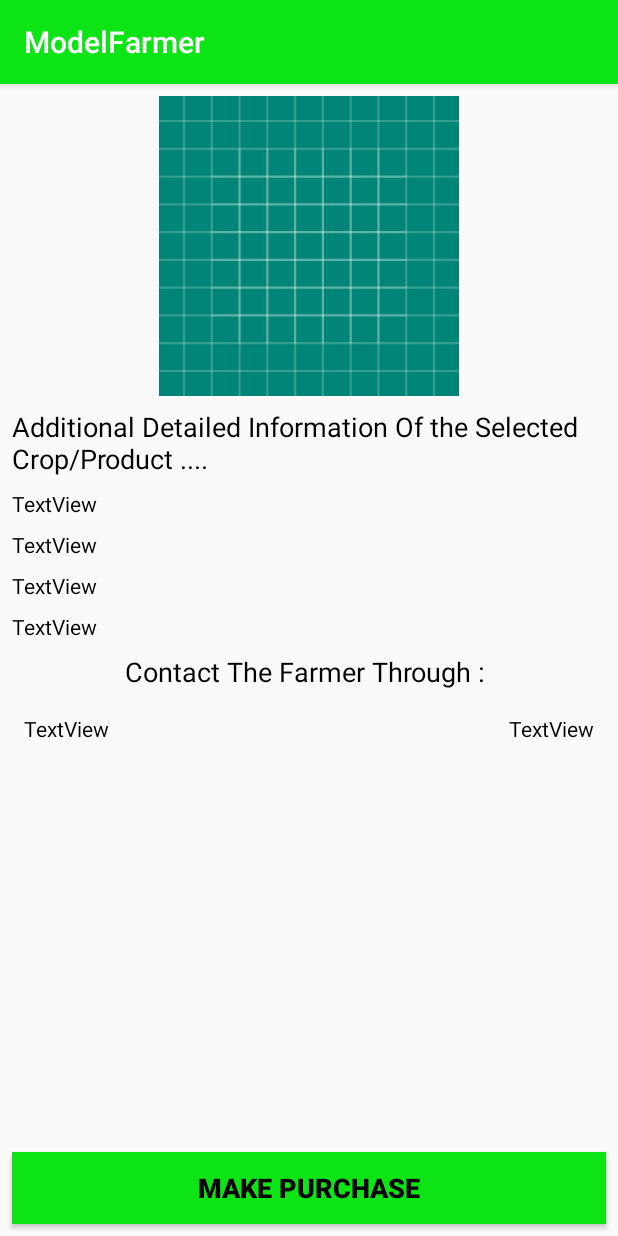
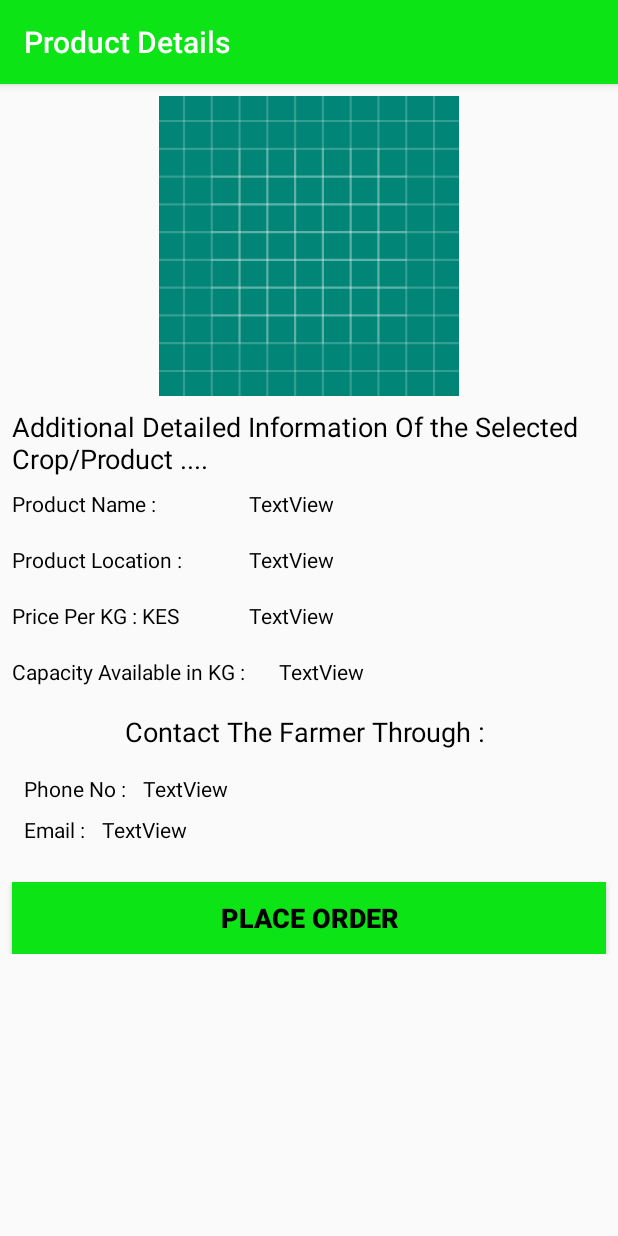
Before and after one commit to okelloEnos/Model_Products, an Android app: the Product_Details screen opened directly, with no data from a screen before it, on a phone screen of 412 x 824 dp. Run offline under Robolectric (Android 15) with nearby library versions, the phone set to English and light mode, and no system bars; our stand-ins replace Picasso.

Commit message:
Orders Section

```diff
--- a/app/src/main/res/layout/activity_product__details.xml
+++ b/app/src/main/res/layout/activity_product__details.xml
@@ -1,4 +1,7 @@
 <?xml version="1.0" encoding="utf-8"?>
+<ScrollView android:layout_height="match_parent"
+    android:layout_width="match_parent"
+    xmlns:android="http://schemas.android.com/apk/res/android">
 <androidx.constraintlayout.widget.ConstraintLayout xmlns:android="http://schemas.android.com/apk/res/android"
     xmlns:app="http://schemas.android.com/apk/res-auto"
     xmlns:tools="http://schemas.android.com/tools"
@@ -36,38 +39,113 @@
             android:textColor="@color/black"
             android:textSize="@dimen/eighteen_sp" />
 
+        <LinearLayout
+            android:layout_width="match_parent"
+            android:layout_height="wrap_content"
+            android:id="@+id/productNameLayout"
+            android:layout_marginBottom="10dp"
+            android:orientation="horizontal"
+            android:weightSum="100">
+
+            <TextView
+                android:id="@+id/tv_prdName"
+                android:layout_width="0dp"
+                android:layout_height="wrap_content"
+                android:layout_marginTop="@dimen/eight_dp"
+                android:text="Product Name : "
+                android:layout_weight="40"
+                android:textColor="@color/black" />
+
             <TextView
                 android:id="@+id/tv_detailName"
+                android:layout_width="0dp"
+                android:layout_height="wrap_content"
                 android:layout_marginTop="@dimen/eight_dp"
+                android:text="TextView"
+                android:layout_weight="60"
+                android:textColor="@color/black" />
+        </LinearLayout>
+
+        <LinearLayout
             android:layout_width="match_parent"
             android:layout_height="wrap_content"
-            android:text="TextView"
+            android:id="@+id/productLocationLayout"
+            android:layout_marginBottom="10dp"
+            android:orientation="horizontal"
+            android:weightSum="100">
+
+            <TextView
+                android:id="@+id/tv_productLocation"
+                android:layout_width="0dp"
+                android:layout_weight="40"
+                android:layout_height="wrap_content"
+                android:layout_marginTop="@dimen/eight_dp"
+                android:text="Product Location : "
                 android:textColor="@color/black" />
 
             <TextView
                 android:id="@+id/tv_detailLocation"
+                android:layout_width="0dp"
+                android:layout_weight="60"
+                android:layout_height="wrap_content"
                 android:layout_marginTop="@dimen/eight_dp"
+                android:text="TextView"
+                android:textColor="@color/black" />
+        </LinearLayout>
+
+        <LinearLayout
             android:layout_width="match_parent"
             android:layout_height="wrap_content"
-            android:text="TextView"
+            android:id="@+id/productPriceLayout"
+            android:layout_marginBottom="10dp"
+            android:orientation="horizontal"
+            android:weightSum="100">
+
+            <TextView
+                android:id="@+id/tv_productPrice"
+                android:layout_width="0dp"
+                android:layout_weight="40"
+                android:layout_height="wrap_content"
+                android:layout_marginTop="@dimen/eight_dp"
+                android:text="Price Per KG : KES "
                 android:textColor="@color/black" />
 
             <TextView
                 android:id="@+id/tv_detailPrice"
+                android:layout_width="0dp"
+                android:layout_weight="60"
+                android:layout_height="wrap_content"
                 android:layout_marginTop="@dimen/eight_dp"
+                android:text="TextView"
+                android:textColor="@color/black" />
+        </LinearLayout>
+
+    <LinearLayout
         android:layout_width="match_parent"
         android:layout_height="wrap_content"
-            android:text="TextView"
+        android:id="@+id/productCapacityLayout"
+        android:layout_marginBottom="10dp"
+        android:orientation="horizontal"
+        android:weightSum="100">
+
+        <TextView
+            android:id="@+id/tv_productCapacity"
+            android:layout_width="0dp"
+            android:layout_weight="45"
+            android:layout_marginTop="@dimen/eight_dp"
+            android:layout_height="wrap_content"
+            android:text="Capacity Available in KG : "
             android:textColor="@color/black" />
 
         <TextView
             android:id="@+id/tv_detailCapacity"
-            android:layout_width="match_parent"
+            android:layout_width="0dp"
+            android:layout_weight="55"
             android:layout_marginTop="@dimen/eight_dp"
             android:layout_height="wrap_content"
             android:text="TextView"
             android:textColor="@color/black" />
-
+    </LinearLayout>
     </LinearLayout>
 
     <TextView
@@ -83,6 +161,7 @@
         app:layout_constraintTop_toBottomOf="@id/detailLayout" />
 
     <androidx.constraintlayout.widget.ConstraintLayout
+        android:id="@+id/contactLayout"
         android:layout_width="match_parent"
         android:layout_height="wrap_content"
         android:layout_margin="@dimen/eight_dp"
@@ -91,15 +170,34 @@
         app:layout_constraintTop_toBottomOf="@id/tv_detailContact">
 
         <TextView
+            android:id="@+id/tv_staticPhone"
+            android:layout_width="wrap_content"
+            android:layout_height="wrap_content"
+            android:layout_margin="@dimen/eight_dp"
+            android:text="Phone No : "
+            android:textColor="@color/black"
+            app:layout_constraintStart_toStartOf="parent"
+            app:layout_constraintTop_toTopOf="parent" />
+
+        <TextView
             android:id="@+id/tv_detailPhone"
             android:layout_width="wrap_content"
             android:layout_height="wrap_content"
             android:layout_margin="@dimen/eight_dp"
             android:text="TextView"
             android:textColor="@color/black"
-            app:layout_constraintStart_toStartOf="parent"
+            app:layout_constraintStart_toEndOf="@id/tv_staticPhone"
             app:layout_constraintTop_toTopOf="parent" />
 
+        <TextView
+            android:id="@+id/tv_staticMail"
+            android:layout_width="wrap_content"
+            android:layout_height="wrap_content"
+            android:layout_margin="@dimen/eight_dp"
+            android:text="Email : "
+            android:textColor="@color/black"
+            app:layout_constraintStart_toStartOf="parent"
+            app:layout_constraintTop_toBottomOf="@id/tv_staticPhone" />
         <TextView
             android:id="@+id/tv_detailEmail"
             android:layout_width="wrap_content"
@@ -107,24 +205,26 @@
             android:layout_margin="@dimen/eight_dp"
             android:text="TextView"
             android:textColor="@color/black"
-            app:layout_constraintEnd_toEndOf="parent"
-            app:layout_constraintTop_toTopOf="parent" />
+            app:layout_constraintStart_toEndOf="@id/tv_staticMail"
+            app:layout_constraintTop_toBottomOf="@id/tv_detailPhone" />
     </androidx.constraintlayout.widget.ConstraintLayout>
 
     <Button
-        android:id="@+id/purchase_button"
+        android:id="@+id/order_button"
         android:layout_width="match_parent"
         android:layout_height="wrap_content"
         android:layout_marginStart="@dimen/eight_dp"
         android:layout_marginEnd="@dimen/eight_dp"
         android:layout_marginBottom="@dimen/eight_dp"
+        android:layout_marginTop="25dp"
         android:background="@color/colorAccent"
-        android:text="Make Purchase"
+        android:text="Place Order"
         android:textColor="@color/black"
         android:textSize="@dimen/eighteen_sp"
         android:textStyle="bold"
-        app:layout_constraintBottom_toBottomOf="parent"
+        app:layout_constraintTop_toBottomOf="@id/contactLayout"
         app:layout_constraintEnd_toEndOf="parent"
         app:layout_constraintStart_toStartOf="parent" />
 
 </androidx.constraintlayout.widget.ConstraintLayout>
+</ScrollView>
--- a/app/src/main/res/values/strings.xml
+++ b/app/src/main/res/values/strings.xml
@@ -1,7 +1,7 @@
 <resources>
     <string name="app_name">ModelFarmer</string>
     <string name="tvWelcome">Welcome to Agriculture Marketing Platform</string>
-    <string name="title_activity_products_view">Products_view</string>
+    <string name="title_activity_products_view">Products View</string>
     <string name="action_settings">Settings</string>
     <string name="preview_description">Your Image Would appear here ...</string>
     <string name="take_photo">Take Picture</string>
--- a/build.gradle
+++ b/build.gradle
@@ -7,7 +7,7 @@ buildscript {
 
     }
     dependencies {
-        classpath 'com.android.tools.build:gradle:3.4.2'
+        classpath 'com.android.tools.build:gradle:3.5.3'
         classpath 'com.google.gms:google-services:4.2.0'
 
         // NOTE: Do not place your application dependencies here; they belong
```
Also changed, not shown: app/src/main/AndroidManifest.xml (+13 -9 lines), app/src/main/java/com/okellosoftwarez/modelfarm/Order.java (added, +74 -0 lines), app/src/main/java/com/okellosoftwarez/modelfarm/Product_Details.java (+50 -7 lines), app/src/main/java/com/okellosoftwarez/modelfarm/Products_view.java (+7 -1 lines), app/src/main/java/com/okellosoftwarez/modelfarm/cartAdapter.java (added, +64 -0 lines), app/src/main/java/com/okellosoftwarez/modelfarm/orderModel.java (added, +35 -0 lines), app/src/main/res/layout/activity_order.xml (added, +34 -0 lines), app/src/main/res/layout/cartrecycler.xml (added, +86 -0 lines), gradle/wrapper/gradle-wrapper.properties, 1 other file. Lines whose indentation alone changed are shown as unchanged.
